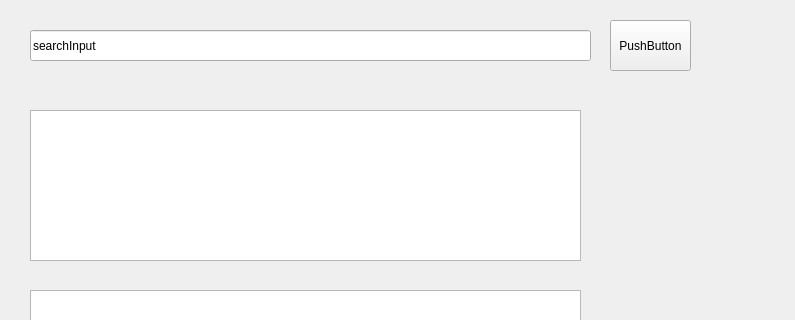
The window that mainwindow.ui (Reborn986/HarryPotter) describes before a commit, drawn with Qt 5; both pictures show x 0 to 795 and y 0 to 320 of the 795 by 574 pixel window.
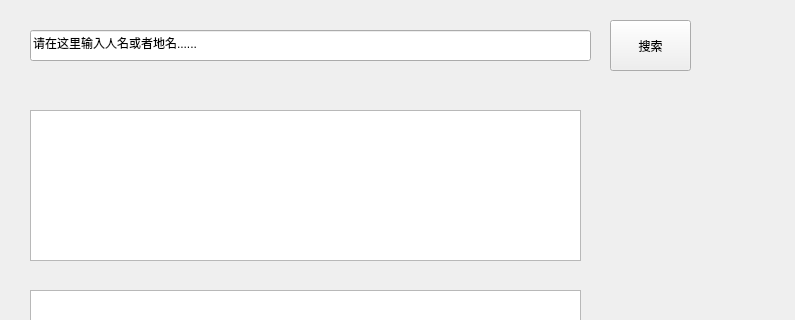
The same window after the commit.

```diff
--- a/mainwindow.ui
+++ b/mainwindow.ui
@@ -24,7 +24,7 @@
      </rect>
     </property>
     <property name="text">
-     <string>searchInput</string>
+     <string>请在这里输入人名或者地名......</string>
     </property>
    </widget>
    <widget class="QPushButton" name="searchButton">
@@ -37,7 +37,7 @@
      </rect>
     </property>
     <property name="text">
-     <string>PushButton</string>
+     <string>搜索</string>
     </property>
    </widget>
    <widget class="QListWidget" name="resultsList">
```
